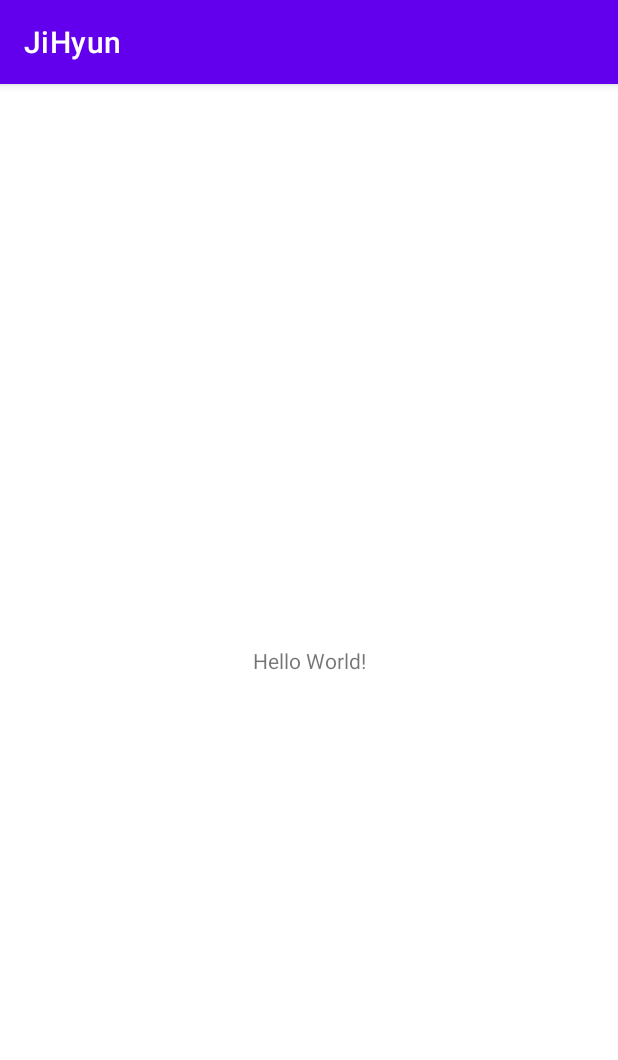
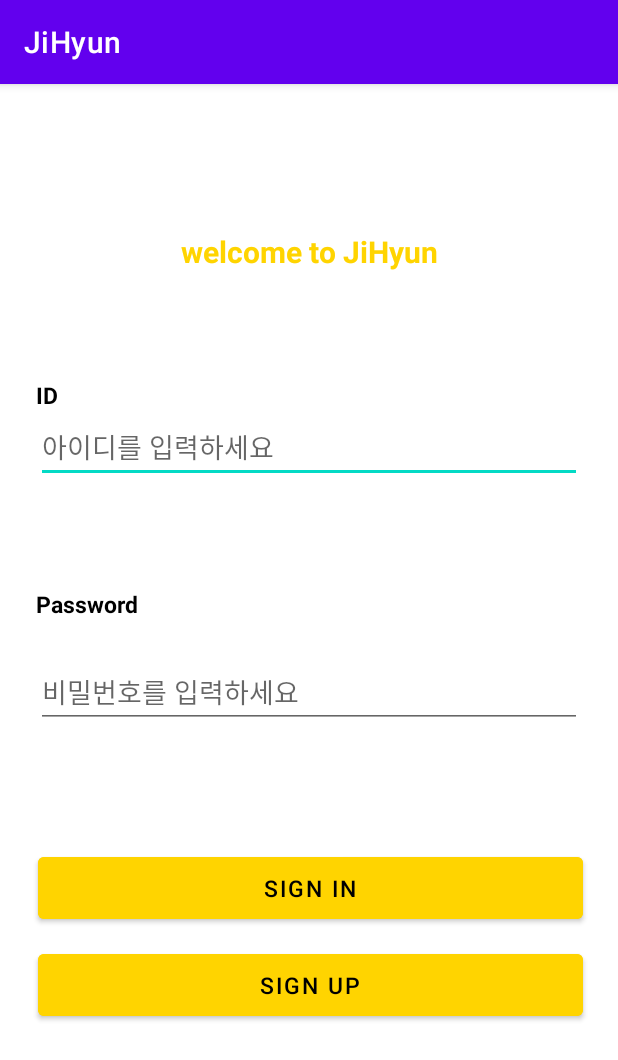
Before and after one commit to jihyunniiii/Android_Study, an Android app: the screen it shows after launch (MainActivity before the commit, SignInActivity after it), on a phone screen of 412 x 824 dp. Shown: the top 1060 px of the screen. Run offline under Robolectric (Android 15) with nearby library versions, the phone set to English and light mode, and no system bars.

Commit message:
loginView 디자인

```diff
--- a/app/src/main/AndroidManifest.xml
+++ b/app/src/main/AndroidManifest.xml
@@ -13,7 +13,7 @@
         android:theme="@style/Theme.JiHyun"
         tools:targetApi="31">
         <activity
-            android:name=".MainActivity"
+            android:name=".SignInActivity"
             android:exported="true">
             <intent-filter>
                 <action android:name="android.intent.action.MAIN" />
@@ -25,6 +25,14 @@
                 android:name="android.app.lib_name"
                 android:value="" />
         </activity>
+        <activity
+            android:name=".MainActivity"
+            android:exported="true">
+
+            <meta-data
+                android:name="android.app.lib_name"
+                android:value="" />
+        </activity>
     </application>
 
 </manifest>
--- /dev/null
+++ b/app/src/main/java/com/jihyun/jihyun/SignInActivity.kt
@@ -0,0 +1,11 @@
+package com.jihyun.jihyun
+
+import androidx.appcompat.app.AppCompatActivity
+import android.os.Bundle
+
+class SignInActivity : AppCompatActivity() {
+    override fun onCreate(savedInstanceState: Bundle?) {
+        super.onCreate(savedInstanceState)
+        setContentView(R.layout.activity_sign_in)
+    }
+}
--- a/app/src/main/res/layout/activity_main.xml
+++ b/app/src/main/res/layout/activity_main.xml
@@ -1,5 +1,6 @@
 <?xml version="1.0" encoding="utf-8"?>
-<androidx.constraintlayout.widget.ConstraintLayout xmlns:android="http://schemas.android.com/apk/res/android"
+<androidx.constraintlayout.widget.ConstraintLayout
+    xmlns:android="http://schemas.android.com/apk/res/android"
     xmlns:app="http://schemas.android.com/apk/res-auto"
     xmlns:tools="http://schemas.android.com/tools"
     android:layout_width="match_parent"
--- /dev/null
+++ b/app/src/main/res/layout/activity_sign_in.xml
@@ -0,0 +1,96 @@
+<?xml version="1.0" encoding="utf-8"?>
+<androidx.constraintlayout.widget.ConstraintLayout xmlns:android="http://schemas.android.com/apk/res/android"
+    xmlns:app="http://schemas.android.com/apk/res-auto"
+    xmlns:tools="http://schemas.android.com/tools"
+    android:layout_width="match_parent"
+    android:layout_height="match_parent"
+    tools:context=".SignInActivity">
+
+    <TextView
+        android:id="@+id/tv_sign_in_title"
+        android:layout_width="wrap_content"
+        android:layout_height="wrap_content"
+        android:layout_marginTop="98dp"
+        android:text="@string/sign_in_title"
+        android:textColor="@color/yellow"
+        android:textSize="20dp"
+        android:textStyle="bold"
+        app:layout_constraintEnd_toEndOf="parent"
+        app:layout_constraintStart_toStartOf="parent"
+        app:layout_constraintTop_toTopOf="parent" />
+
+    <TextView
+        android:id="@+id/tv_sign_in_id"
+        android:layout_width="wrap_content"
+        android:layout_height="wrap_content"
+        android:layout_marginStart="24dp"
+        android:layout_marginTop="71dp"
+        android:text="@string/sign_id"
+        android:textColor="@color/black"
+        android:textSize="15dp"
+        android:textStyle="bold"
+        app:layout_constraintStart_toStartOf="parent"
+        app:layout_constraintTop_toBottomOf="@+id/tv_sign_in_title" />
+
+    <EditText
+        android:id="@+id/et_sign_in_id"
+        android:layout_width="match_parent"
+        android:layout_height="wrap_content"
+        android:layout_marginHorizontal="24dp"
+        android:hint="@string/sign_id_hint"
+        app:layout_constraintTop_toBottomOf="@+id/tv_sign_in_id" />
+
+    <TextView
+        android:id="@+id/tv_sign_in_password"
+        android:layout_width="wrap_content"
+        android:layout_height="wrap_content"
+        android:layout_marginStart="24dp"
+        android:layout_marginTop="70dp"
+        android:text="@string/sign_password"
+        android:textColor="@color/black"
+        android:textSize="15dp"
+        android:textStyle="bold"
+        app:layout_constraintStart_toStartOf="parent"
+        app:layout_constraintTop_toBottomOf="@+id/et_sign_in_id" />
+
+    <EditText
+        android:id="@+id/et_sign_in_password"
+        android:layout_width="match_parent"
+        android:layout_height="wrap_content"
+        android:layout_marginHorizontal="24dp"
+        android:layout_marginTop="24dp"
+        android:hint="@string/sign_password_hint"
+        app:layout_constraintStart_toStartOf="parent"
+        app:layout_constraintTop_toBottomOf="@+id/tv_sign_in_password" />
+
+    <Button
+        android:id="@+id/btn_sign_in_sign_in"
+        android:layout_width="match_parent"
+        android:layout_height="wrap_content"
+        android:layout_marginStart="25dp"
+        android:layout_marginTop="80dp"
+        android:layout_marginEnd="23dp"
+        android:backgroundTint="#FFD400"
+        android:paddingVertical="10dp"
+        android:text="@string/sign_in_text"
+        android:textColor="@color/black"
+        android:textSize="15dp"
+        app:layout_constraintStart_toStartOf="parent"
+        app:layout_constraintTop_toBottomOf="@+id/et_sign_in_password" />
+
+    <Button
+        android:id="@+id/btn_sign_in_sign_up"
+        android:layout_width="match_parent"
+        android:layout_height="wrap_content"
+        android:layout_marginStart="25dp"
+        android:layout_marginTop="11dp"
+        android:layout_marginEnd="23dp"
+        android:backgroundTint="#FFD400"
+        android:paddingVertical="10dp"
+        android:text="@string/sign_up_text"
+        android:textColor="@color/black"
+        android:textSize="15dp"
+        app:layout_constraintStart_toStartOf="parent"
+        app:layout_constraintTop_toBottomOf="@+id/btn_sign_in_sign_in" />
+
+</androidx.constraintlayout.widget.ConstraintLayout>
--- a/app/src/main/res/values/colors.xml
+++ b/app/src/main/res/values/colors.xml
@@ -7,4 +7,5 @@
     <color name="teal_700">#FF018786</color>
     <color name="black">#FF000000</color>
     <color name="white">#FFFFFFFF</color>
+    <color name="yellow">#FFD400</color>
 </resources>
--- a/app/src/main/res/values/strings.xml
+++ b/app/src/main/res/values/strings.xml
@@ -1,3 +1,10 @@
 <resources>
     <string name="app_name">JiHyun</string>
+    <string name="sign_in_title">welcome to JiHyun</string>
+    <string name="sign_id">ID</string>
+    <string name="sign_id_hint">아이디를 입력하세요</string>
+    <string name="sign_password">Password</string>
+    <string name="sign_password_hint">비밀번호를 입력하세요</string>
+    <string name="sign_in_text">SIGN IN</string>
+    <string name="sign_up_text">SIGN UP</string>
 </resources>
```
